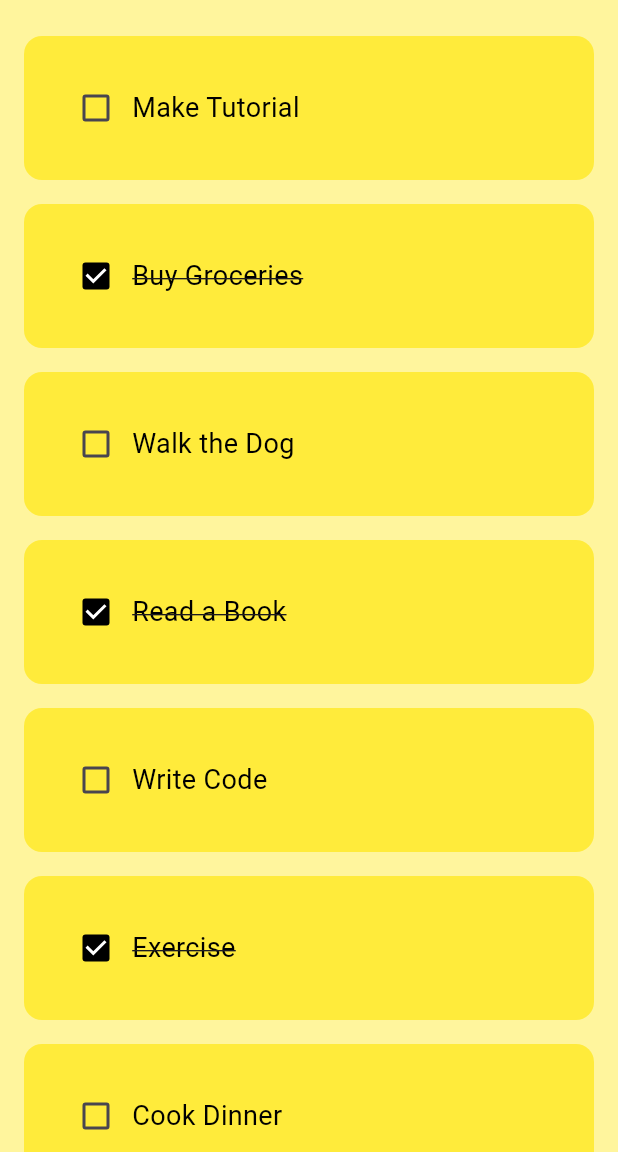
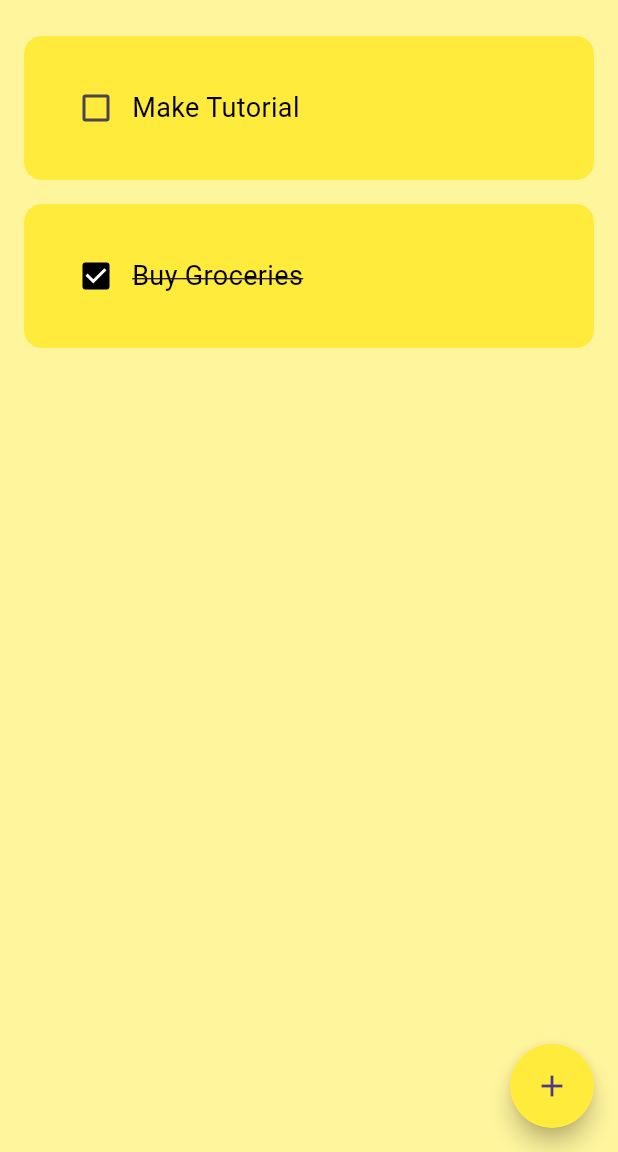
Before and after one commit to herdeybayor/flutter_todo_app, a Flutter app: the screen it shows after launch, on a phone screen of 412 x 824 dp, the part 84-1236 px from its top. Run offline on Flutter 3.47's test engine with Material 3 defaults, Android fonts, the phone set to English and light mode, and no system bars.

```diff
--- a/lib/main.dart
+++ b/lib/main.dart
@@ -17,8 +17,26 @@ class MyApp extends StatelessWidget {
         primarySwatch: Colors.yellow,
         appBarTheme: const AppBarTheme(
           backgroundColor: Colors.yellow,
-        )
         ),
+        floatingActionButtonTheme: FloatingActionButtonThemeData(
+          backgroundColor: Colors.yellow,
+          shape: RoundedRectangleBorder(
+            borderRadius: BorderRadius.circular(50.0),
+          ),
+        ),
+        dialogTheme: DialogTheme(
+          backgroundColor: Colors.yellow[100],
+          titleTextStyle: const TextStyle(
+            color: Colors.black,
+            fontSize: 24,
+          ),
+          shape: const RoundedRectangleBorder(
+            borderRadius: BorderRadius.all(
+              Radius.circular(20.0),
+            ),
+          ),
+        ),
+      ),
     );
   }
 }
--- a/lib/pages/home_page.dart
+++ b/lib/pages/home_page.dart
@@ -1,4 +1,5 @@
 import 'package:flutter/material.dart';
+import 'package:todo_app/components/create_task_dialog.dart';
 import 'package:todo_app/components/todo_tile.dart';
 
 class HomePage extends StatefulWidget {
@@ -12,14 +13,14 @@ class _HomePageState extends State<HomePage> {
   final List<List<dynamic>> tasks = [
     ["Make Tutorial", false],
     ["Buy Groceries", true],
-    ["Walk the Dog", false],
-    ["Read a Book", true],
-    ["Write Code", false],
-    ["Exercise", true],
-    ["Cook Dinner", false],
-    ["Clean the House", true],
-    ["Call a Friend", false],
-    ["Plan the Week", true]
+  //   ["Walk the Dog", false],
+  //   ["Read a Book", true],
+  //   ["Write Code", false],
+  //   ["Exercise", true],
+  //   ["Cook Dinner", false],
+  //   ["Clean the House", true],
+  //   ["Call a Friend", false],
+  //   ["Plan the Week", true]
   ];
 
   Function(bool?) onChanged(int index) {
@@ -30,6 +31,22 @@ class _HomePageState extends State<HomePage> {
     };
   }
 
+  void createTask() {
+    showDialog(
+        context: context,
+        builder: (BuildContext context) {
+          return CreateTaskDialog(
+            onSubmitted: (value) {
+              print(value);
+              setState(() {
+                tasks.add([value, false]);
+              });
+              Navigator.of(context).pop();
+            },
+          );
+        });
+  }
+
   @override
   Widget build(BuildContext context) {
     return Scaffold(
@@ -37,9 +54,12 @@ class _HomePageState extends State<HomePage> {
         appBar: AppBar(
           title: const Text("TO DO"),
         ),
+        floatingActionButton: FloatingActionButton(
+          onPressed: createTask,
+          child: const Icon(Icons.add),
+        ),
         body: ListView.separated(
-
-          padding: const EdgeInsets.symmetric(horizontal: 16, vertical: 24),
+            padding: const EdgeInsets.symmetric(horizontal: 16, vertical: 24),
             itemBuilder: (BuildContext context, int index) => TodoTile(
                   taskName: tasks[index][0],
                   taskCompleted: tasks[index][1],
```
Also changed, not shown: lib/components/create_task_dialog.dart (added, +38 -0 lines).
